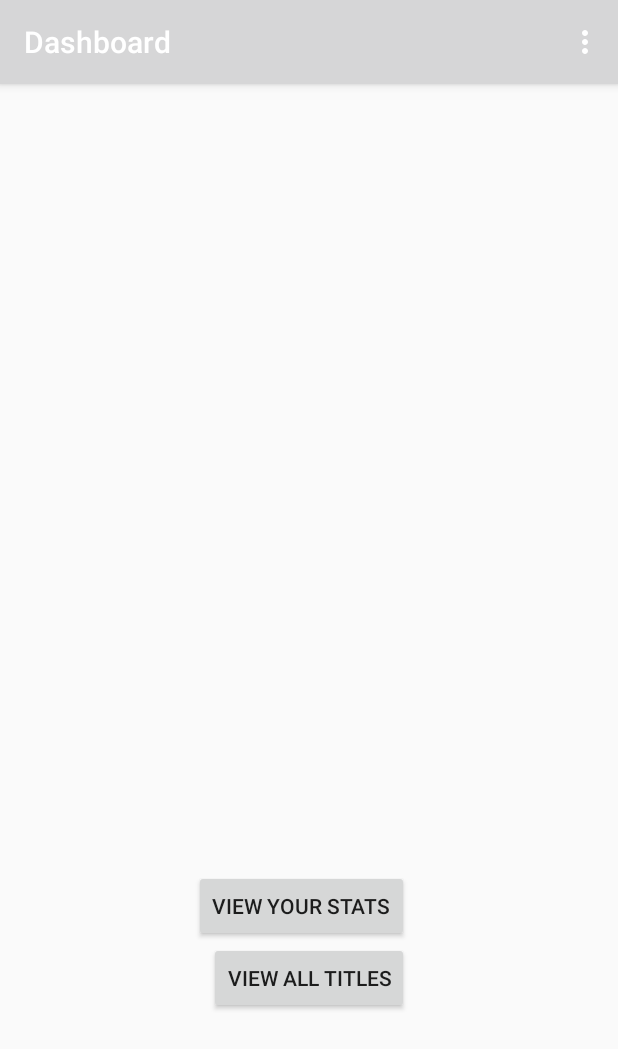
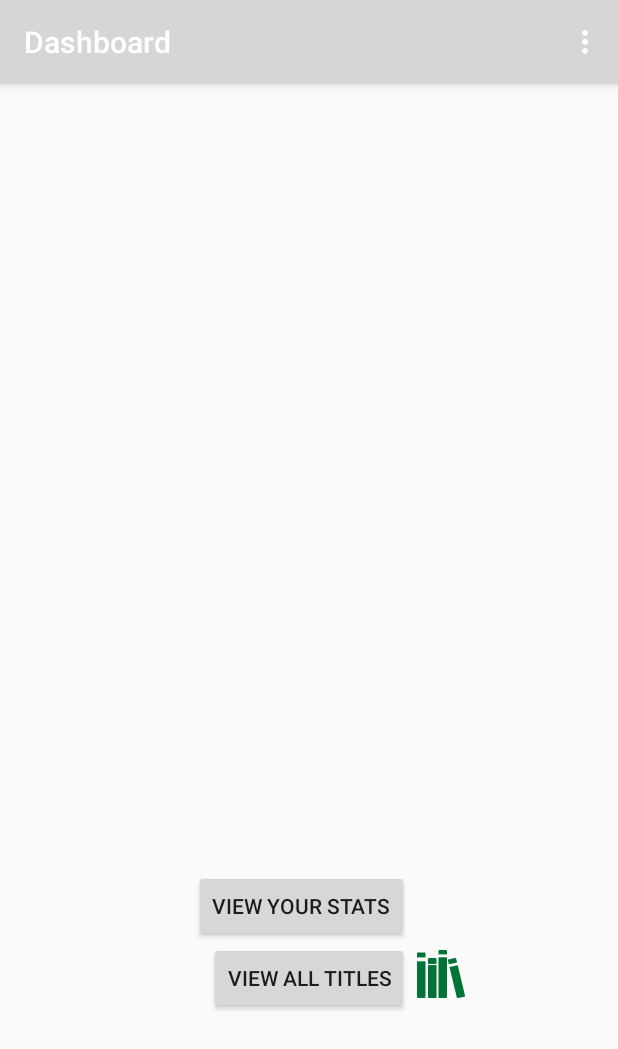
Before and after one commit to bradholland84/Bookmark, an Android app: the DashboardActivity screen opened directly, with no data from a screen before it, on a phone screen of 412 x 824 dp. Shown: the top 1049 px of the screen. Run offline under Robolectric (Android 15) with nearby library versions, the phone set to English and light mode, and no system bars.

Commit message:
changed default book icon! working with drawables!

```diff
--- a/app/src/main/java/com/android/bradholland/bookmark/bookDetailActivity.java
+++ b/app/src/main/java/com/android/bradholland/bookmark/bookDetailActivity.java
@@ -56,7 +56,7 @@ public class bookDetailActivity extends ActionBarActivity {
                 titleEditText.setText(title);
                 descriptionEditText.setText(description);
                 ratingBar.setRating((float)bookRating);
-                minutesReadTextView.setText(Integer.toString(minutes));
+                minutesReadTextView.setText("Minutes read: " + Integer.toString(minutes));
 
 
                 android.support.v7.app.ActionBar ab = getSupportActionBar();
--- a/app/src/main/res/layout/activity_dashboard.xml
+++ b/app/src/main/res/layout/activity_dashboard.xml
@@ -24,4 +24,13 @@
         android:layout_alignRight="@+id/btn_title_list_intent"
         android:layout_alignEnd="@+id/btn_title_list_intent" />
 
+    <ImageView
+        android:layout_width="wrap_content"
+        android:layout_height="wrap_content"
+        android:id="@+id/imageView2"
+        android:src="@drawable/library_icon_128"
+        android:layout_alignTop="@+id/btn_title_list_intent"
+        android:layout_toRightOf="@+id/btn_title_list_intent"
+        android:layout_toEndOf="@+id/btn_title_list_intent" />
+
 </RelativeLayout>
--- a/app/src/main/res/layout/book_item.xml
+++ b/app/src/main/res/layout/book_item.xml
@@ -32,7 +32,7 @@
         android:layout_alignParentStart="true"
         android:paddingRight="12dp"
         android:paddingBottom="12dp"
-        android:src="@drawable/ic_launcher"
+        android:src="@drawable/library_icon_128"
         android:paddingTop="12dp" />
 
     <TextView
```
Also changed, not shown: app/src/main/res/layout/book_detail_layout.xml (+0 -9 lines), app/src/main/res/drawable-hdpi/library_icon_128.9.png (added), app/src/main/res/drawable-mdpi/library_icon_128.9.png (added), app/src/main/res/drawable-xhdpi/library_icon_128.9.png (added), app/src/main/res/drawable-xxhdpi/library_icon_128.9.png (added).
